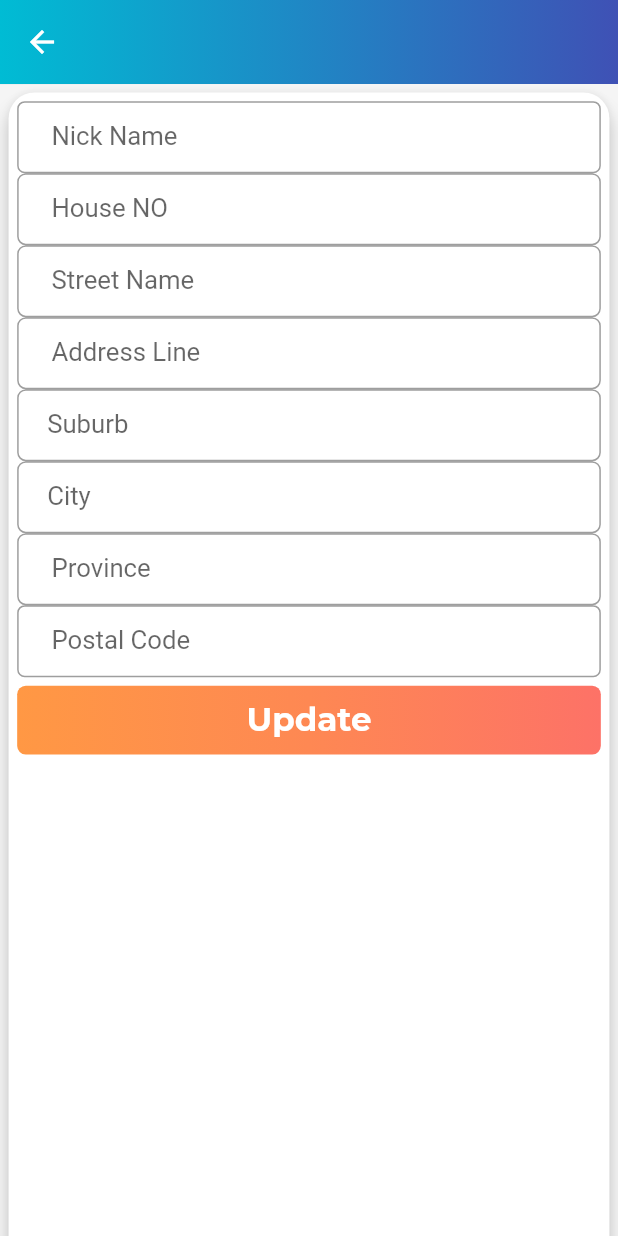
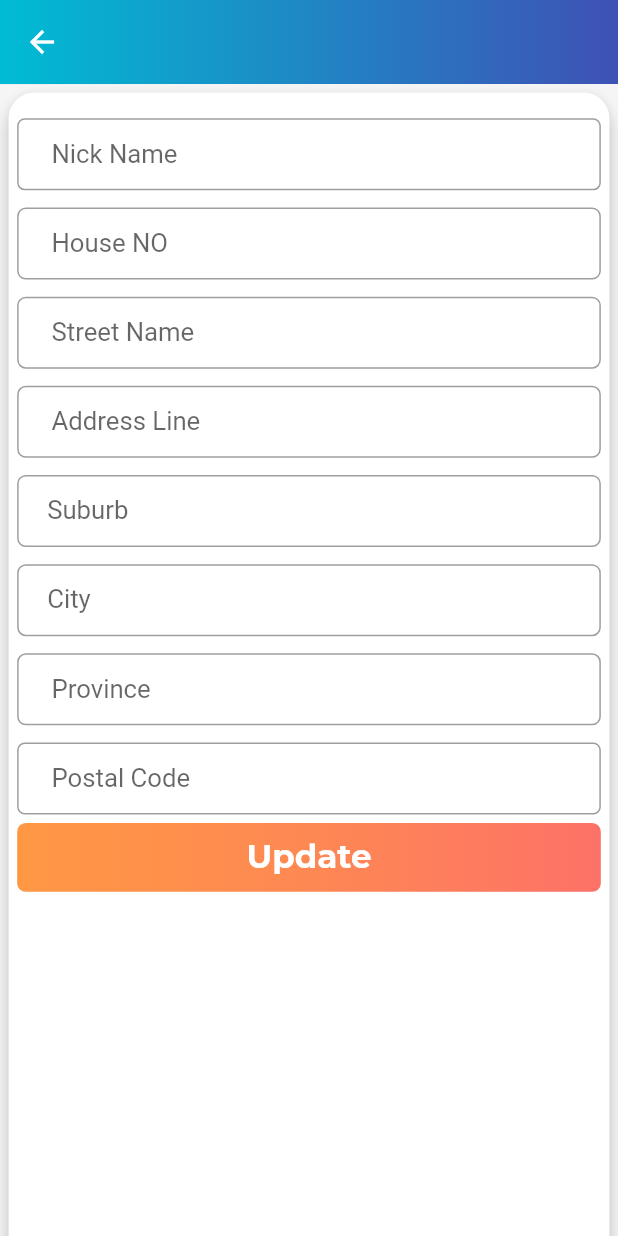
Before and after one commit to SalmonPhapang/Queless-App, a Flutter app: the EditAddressPage screen opened directly with empty values, on a phone screen of 412 x 824 dp. Run offline on Flutter 3.47's test engine with Material 2 defaults, Android fonts, the phone set to English and light mode, and no system bars; our stand-ins replace badges, cached_network_image, chewie, cloud_firestore, curved_navigation_bar, dio and 31 more; missing offline and left inert: cloud_firestore_web, dart:ffi, firebase_auth_web, firebase_core_web, flutter_barcode_scanner, flutter_inappwebview and 9 more; accounts and stored records are empty; network calls fail.

```diff
--- a/lib/menu/AddressPage.dart
+++ b/lib/menu/AddressPage.dart
@@ -85,7 +85,7 @@ class _AddressPageState extends State<AddressPage> {
                         ),
                         new InkWell(
                           onTap: () =>{
-                            Navigator.push(context, PageTransition(type: PageTransitionType.rightToLeft, child: EditAddressPage(title: "Edit",address: address[index],)))
+                            Navigator.push(context, PageTransition(type: PageTransitionType.rightToLeft, child: EditAddressPage(title: "Edit Address",address: address[index],)))
                           },
                           child: Container(
                             margin:EdgeInsets.only(top: 10.0,right: 5.0),
--- a/lib/menu/EditAddressPage.dart
+++ b/lib/menu/EditAddressPage.dart
@@ -79,7 +79,9 @@ class _EditAddressPageState extends State<EditAddressPage> {
                       height: MediaQuery.of(context).size.height.sp,
                       child: new Column(
                         children: <Widget>[
-                          TextFormField(
+                          Padding(
+                            padding: EdgeInsets.only(top: 10.0.sp),
+                            child: TextFormField(
                               obscureText: false,
                               style: style,
                               keyboardType: TextInputType.text,
@@ -98,9 +100,12 @@ class _EditAddressPageState extends State<EditAddressPage> {
                                 else
                                   return null;
                               },
+                            ),
                           ),//nameField,
 
-                          TextFormField(
+                          Padding(
+                            padding: EdgeInsets.only(top: 10.0.sp),
+                            child: TextFormField(
                               obscureText: false,
                               style: style,
                               keyboardType: TextInputType.text,
@@ -119,8 +124,11 @@ class _EditAddressPageState extends State<EditAddressPage> {
                                 else
                                   return null;
                               },
+                            ),
                           ),//nameField,
-                          TextFormField(
+                          Padding(
+                            padding: EdgeInsets.only(top: 10.0.sp),
+                            child: TextFormField(
                               obscureText: false,
                               style: style,
                               keyboardType: TextInputType.text,
@@ -139,8 +147,11 @@ class _EditAddressPageState extends State<EditAddressPage> {
                                 else
                                   return null;
                               },
+                            ),
                           ),//nameField,
-                          TextFormField(
+                          Padding(
+                            padding: EdgeInsets.only(top: 10.0.sp),
+                            child: TextFormField(
                               obscureText: false,
                               style: style,
                               keyboardType: TextInputType.text,
@@ -159,8 +170,11 @@ class _EditAddressPageState extends State<EditAddressPage> {
                                 else
                                   return null;
                               },
+                            ),
                           ),//nameField,
-                          TextFormField(
+                          Padding(
+                            padding: EdgeInsets.only(top: 10.0.sp),
+                            child: TextFormField(
                               obscureText: false,
                               style: style,
                               keyboardType: TextInputType.text,
@@ -179,8 +193,11 @@ class _EditAddressPageState extends State<EditAddressPage> {
                                 else
                                   return null;
                               },
+                            ),
                           ),//nameField,
-                          TextFormField(
+                          Padding(
+                            padding: EdgeInsets.only(top: 10.0.sp),
+                            child: TextFormField(
                               obscureText: false,
                               style: style,
                               keyboardType: TextInputType.text,
@@ -199,8 +216,11 @@ class _EditAddressPageState extends State<EditAddressPage> {
                                 else
                                   return null;
                               },
+                            ),
                           ),//nameField
-                          TextFormField(
+                          Padding(
+                            padding: EdgeInsets.only(top: 10.0.sp),
+                            child: TextFormField(
                               obscureText: false,
                               style: style,
                               keyboardType: TextInputType.text,
@@ -219,8 +239,11 @@ class _EditAddressPageState extends State<EditAddressPage> {
                                 else
                                   return null;
                               },
+                            ),
                           ),//nameField,
-                          TextFormField(
+                          Padding(
+                            padding: EdgeInsets.only(top: 10.0.sp),
+                            child: TextFormField(
                               obscureText: false,
                               style:style,
                               keyboardType: TextInputType.text,
@@ -239,6 +262,7 @@ class _EditAddressPageState extends State<EditAddressPage> {
                                 else
                                   return null;
                               },
+                            ),
                           ),//nameField,
                           new InkWell(
                             onTap: () {
--- a/lib/menu/NewAddressPage.dart
+++ b/lib/menu/NewAddressPage.dart
@@ -71,8 +71,7 @@ class _NewAddressPageState extends State<NewAddressPage> {
         resizeToAvoidBottomInset: false,
         backgroundColor: Colors.grey[100],
         appBar: topAppBar,
-        body: new Container(
-            child: SingleChildScrollView(child:  new Form(
+        body: SingleChildScrollView(child:  new Form(
               key: _formKey,
               autovalidateMode: AutovalidateMode.disabled,
               child:new Card(
@@ -286,7 +285,6 @@ class _NewAddressPageState extends State<NewAddressPage> {
                         ],)
                   )),
             ))
-        )
     );
   }
 }
```
Lines whose indentation alone changed are shown as unchanged.
